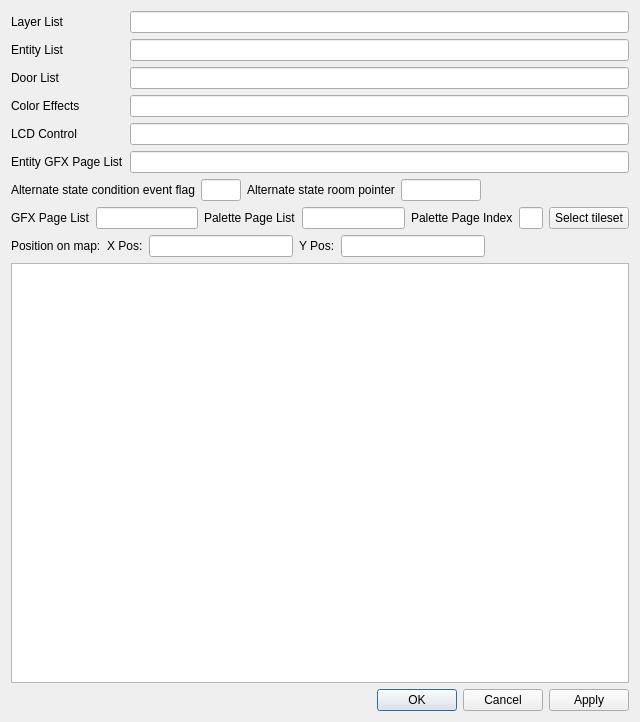
First picture: the form in dsvedit/room_editor.ui, repository LagoLunatic/DSVEdit, before the edit.
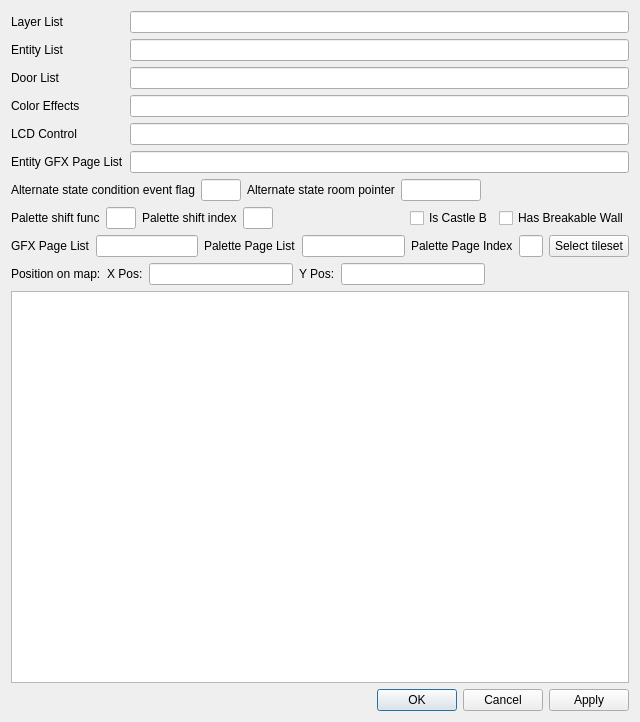
Second picture: the form after the edit.

Commit message: HoD: Allow editing special room properties

The edit to the form file:
```diff
--- a/dsvedit/room_editor.ui
+++ b/dsvedit/room_editor.ui
@@ -132,6 +132,71 @@
      </item>
     </layout>
    </item>
+   <item>
+    <layout class="QHBoxLayout" name="horizontalLayout_4">
+     <item>
+      <widget class="QLabel" name="label_15">
+       <property name="text">
+        <string>Palette shift func</string>
+       </property>
+      </widget>
+     </item>
+     <item>
+      <widget class="QLineEdit" name="palette_shift_func">
+       <property name="maximumSize">
+        <size>
+         <width>30</width>
+         <height>16777215</height>
+        </size>
+       </property>
+      </widget>
+     </item>
+     <item>
+      <widget class="QLabel" name="label_16">
+       <property name="text">
+        <string>Palette shift index</string>
+       </property>
+      </widget>
+     </item>
+     <item>
+      <widget class="QLineEdit" name="palette_shift_index">
+       <property name="maximumSize">
+        <size>
+         <width>30</width>
+         <height>16777215</height>
+        </size>
+       </property>
+      </widget>
+     </item>
+     <item>
+      <spacer name="horizontalSpacer_3">
+       <property name="orientation">
+        <enum>Qt::Horizontal</enum>
+       </property>
+       <property name="sizeHint" stdset="0">
+        <size>
+         <width>40</width>
+         <height>20</height>
+        </size>
+       </property>
+      </spacer>
+     </item>
+     <item>
+      <widget class="QCheckBox" name="is_castle_b">
+       <property name="text">
+        <string>Is Castle B</string>
+       </property>
+      </widget>
+     </item>
+     <item>
+      <widget class="QCheckBox" name="has_breakable_wall">
+       <property name="text">
+        <string>Has Breakable Wall</string>
+       </property>
+      </widget>
+     </item>
+    </layout>
+   </item>
    <item>
     <layout class="QHBoxLayout" name="horizontalLayout_2">
      <item>
```
The commit also changes 4 other files.
